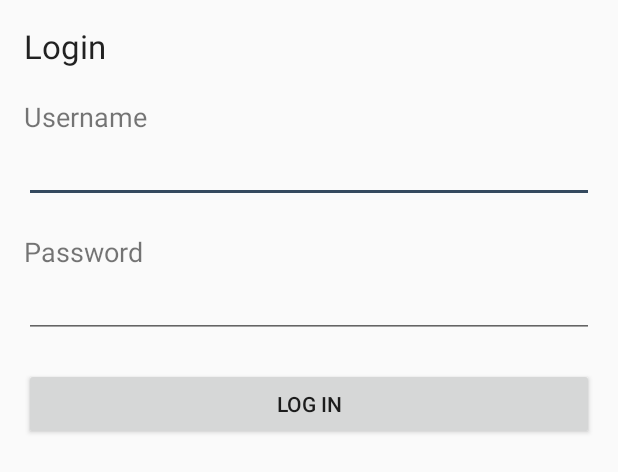
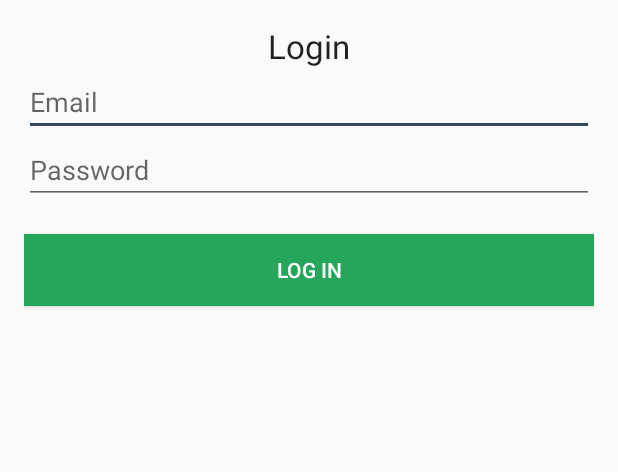
Before and after one commit to zfnadia/Restaurant-MPOS-Application, an Android app: the layout login.xml on its own in the app's theme, with its tools: preview values and no code run, on a phone screen of 412 x 824 dp. Shown: the top 472 px of the screen. Run offline under Robolectric (Android 15) with nearby library versions, the phone set to English and light mode, and no system bars; network calls fail.

Commit message:
Added Login Activity

```diff
--- a/app/build.gradle
+++ b/app/build.gradle
@@ -23,7 +23,7 @@ android {
 }
 
 dependencies {
-    compile fileTree(dir: 'libs', include: ['*.jar'])
+    compile fileTree(include: ['*.jar'], dir: 'libs')
     androidTestCompile('com.android.support.test.espresso:espresso-core:2.2.2', {
         exclude group: 'com.android.support', module: 'support-annotations'
     })
--- a/app/src/main/java/com/nadiaferdoush/recieptgenerator/AppDatabase.java
+++ b/app/src/main/java/com/nadiaferdoush/recieptgenerator/AppDatabase.java
@@ -130,10 +130,11 @@ public class AppDatabase extends SQLiteOpenHelper {
                 String email = cursor.getString(cursor.getColumnIndex("email"));
                 String password = cursor.getString(cursor.getColumnIndex("password"));
                 String phoneNumber = cursor.getString(cursor.getColumnIndex("phone_number"));
-                int salary = Integer.parseInt(cursor.getString(cursor.getColumnIndex("salary")));
-                int type = Integer.parseInt(cursor.getString(cursor.getColumnIndex("type")));
+                int salary = cursor.getInt(cursor.getColumnIndex("salary"));
+                int type = cursor.getInt(cursor.getColumnIndex("type"));
 
                 Employee employee = new Employee(name, birthDate, address, email, password, phoneNumber, salary, type);
+                employee.id = cursor.getInt(cursor.getColumnIndex("id"));
                 employees.add(employee);
 
             } while (cursor.moveToNext());
--- a/app/src/main/java/com/nadiaferdoush/recieptgenerator/Employee.java
+++ b/app/src/main/java/com/nadiaferdoush/recieptgenerator/Employee.java
@@ -1,6 +1,7 @@
 package com.nadiaferdoush.recieptgenerator;
 
 public class Employee {
+    public int id;
     private String name;
     private String birthDate;
     private String address;
--- a/app/src/main/res/layout/login.xml
+++ b/app/src/main/res/layout/login.xml
@@ -15,39 +15,31 @@
         android:layout_width="wrap_content"
         android:layout_height="wrap_content"
         android:text="Login"
+        android:fontFamily="sans-serif"
+        android:layout_gravity="center"
         android:textAppearance="?android:attr/textAppearanceLarge" />
-
-    <TextView
-        android:layout_width="wrap_content"
-        android:layout_height="wrap_content"
-        android:layout_marginTop="20dp"
-        android:text="Username"
-        android:textSize="18sp" />
 
     <EditText
         android:id="@+id/editUsername"
         android:layout_width="match_parent"
-        android:layout_height="wrap_content" />
-
-    <TextView
-        android:layout_width="wrap_content"
         android:layout_height="wrap_content"
-        android:layout_marginTop="20dp"
-        android:text="Password"
-        android:textSize="18sp" />
+        android:hint="Email"/>
 
     <EditText
         android:id="@+id/editPassword"
         android:layout_width="match_parent"
         android:layout_height="wrap_content"
-        android:inputType="textPassword" />
+        android:inputType="textPassword"
+        android:hint="Password"/>
 
     <Button
-        android:id="@+id/btnlogin"
+        android:id="@+id/btnLogin"
         android:layout_width="match_parent"
         android:layout_height="wrap_content"
         android:layout_marginTop="20dp"
         android:text="Log in"
-        android:textAllCaps="true" />
+        android:textAllCaps="true"
+        android:background="@color/colorPrimaryDark"
+        android:textColor="#FFF"/>
 
 </LinearLayout>
```
Also changed, not shown: app/src/main/AndroidManifest.xml (+12 -15 lines), app/src/main/java/com/nadiaferdoush/recieptgenerator/BillActivity.java (+32 -0 lines), app/src/main/java/com/nadiaferdoush/recieptgenerator/CreateAccountActivity.java (added, +42 -0 lines), app/src/main/java/com/nadiaferdoush/recieptgenerator/EmployeeInfoActivity.java (+61 -0 lines), app/src/main/java/com/nadiaferdoush/recieptgenerator/LoginActivity.java (+22 -1 lines), app/src/main/java/com/nadiaferdoush/recieptgenerator/MenuActivity.java (+10 -0 lines), app/src/main/res/layout/activity_create_account.xml (added, +24 -0 lines), app/src/main/res/layout/activity_menu.xml (+16 -3 lines).
